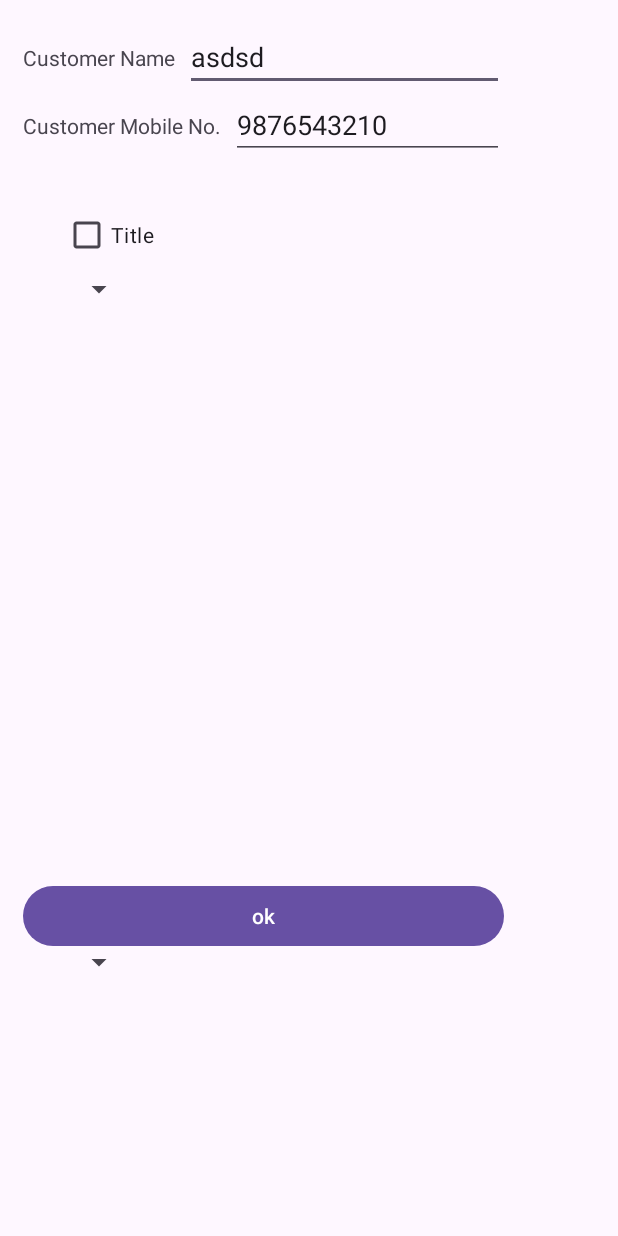
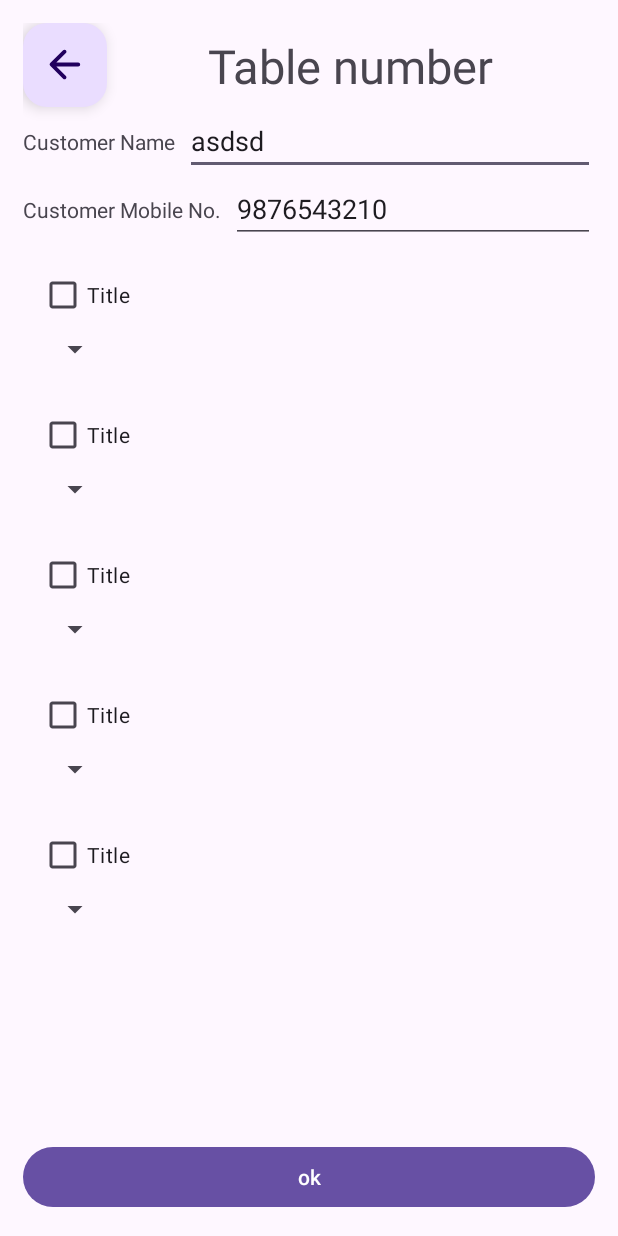
Before and after one commit to 63Ashfaque/Cafe, an Android app: the layout activity_waiter.xml on its own in the app's theme, with its tools: preview values and no code run, on a phone screen of 412 x 824 dp. Run offline under Robolectric (Android 15) with nearby library versions, the phone set to English and light mode, and no system bars.

Commit message:
16-11-2023

```diff
--- a/app/src/main/AndroidManifest.xml
+++ b/app/src/main/AndroidManifest.xml
@@ -12,6 +12,9 @@
         android:supportsRtl="true"
         android:theme="@style/Theme.Cafe"
         tools:targetApi="31">
+        <activity
+            android:name=".WaiterActivity"
+            android:exported="false" />
         <activity
             android:name=".MenuSettingActivity"
             android:exported="false" />
--- a/app/src/main/java/com/ashfaque/cafe/adapter/ItemOrderTableAdapter.java
+++ b/app/src/main/java/com/ashfaque/cafe/adapter/ItemOrderTableAdapter.java
@@ -49,7 +49,7 @@ public class ItemOrderTableAdapter extends RecyclerView.Adapter<ItemOrderTableAd
 	@SuppressLint("SetTextI18n")
 	@Override
 	public void onBindViewHolder(@NonNull ViewHolder holder, int position) {
-		OrderModelClass tableItem = tableList.get(position);
+	//	OrderModelClass tableItem = tableList.get(position);
 	//	holder.checkbox.setText("" + tableItem.getOrderId());
 //		holder.editMenuDesc.setText("" + tableItem.getMenuDesc());
 //		holder.editMenuRate.setText("" + tableItem.getMenuRate());
--- a/app/src/main/java/com/ashfaque/cafe/sqlite/DatabaseHelper.java
+++ b/app/src/main/java/com/ashfaque/cafe/sqlite/DatabaseHelper.java
@@ -38,6 +38,7 @@ public class DatabaseHelper extends SQLiteOpenHelper {
 	public static final String COLUMN_CUSTOMER_NAME = "name";
 	public static final String COLUMN_CUSTOMER_MOBILE = "mobile";
 	public static final String COLUMN_CUSTOMER_PAID_AMOUNT = "paid_amount";
+	private static final String COLUMN_CUSTOMER_DATE = "date";
 
 
 
@@ -82,7 +83,8 @@ public class DatabaseHelper extends SQLiteOpenHelper {
 				+ COLUMN_CUSTOMER_ID + " INTEGER PRIMARY KEY AUTOINCREMENT, "
 				+ COLUMN_CUSTOMER_NAME + " TEXT, "
 				+ COLUMN_CUSTOMER_MOBILE + " TEXT, "
-				+ COLUMN_CUSTOMER_PAID_AMOUNT + " REAL)";
+				+ COLUMN_CUSTOMER_PAID_AMOUNT + " REAL,"
+				+ COLUMN_CUSTOMER_DATE + " TEXT)";
 		db.execSQL(createCustomerTable);
 
 		// Create TABLE_T_NUMBER table
@@ -173,7 +175,7 @@ public class DatabaseHelper extends SQLiteOpenHelper {
 		List<OrderModelClass> tableNumbers = new ArrayList<>();
 
 		SQLiteDatabase db = this.getReadableDatabase();
-		Cursor cursor = db.query(TABLE_MENU, null, null, null, null, null, null);
+		Cursor cursor = db.query(TABLE_ORDER, null, null, null, null, null, null);
 
 		if (cursor != null && cursor.moveToFirst()) {
 			do {
--- /dev/null
+++ b/app/src/main/res/drawable/round_arrow_back_48.xml
@@ -0,0 +1,5 @@
+<vector android:autoMirrored="true" android:height="48dp"
+    android:tint="#000000" android:viewportHeight="24"
+    android:viewportWidth="24" android:width="48dp" xmlns:android="http://schemas.android.com/apk/res/android">
+    <path android:fillColor="@android:color/white" android:pathData="M19,11H7.83l4.88,-4.88c0.39,-0.39 0.39,-1.03 0,-1.42 -0.39,-0.39 -1.02,-0.39 -1.41,0l-6.59,6.59c-0.39,0.39 -0.39,1.02 0,1.41l6.59,6.59c0.39,0.39 1.02,0.39 1.41,0 0.39,-0.39 0.39,-1.02 0,-1.41L7.83,13H19c0.55,0 1,-0.45 1,-1s-0.45,-1 -1,-1z"/>
+</vector>
--- a/app/src/main/res/layout/dialog_order_item.xml
+++ b/app/src/main/res/layout/activity_waiter.xml
@@ -2,9 +2,27 @@
 <androidx.constraintlayout.widget.ConstraintLayout xmlns:android="http://schemas.android.com/apk/res/android"
     xmlns:app="http://schemas.android.com/apk/res-auto"
     xmlns:tools="http://schemas.android.com/tools"
-    android:layout_width="@dimen/_270sdp"
-    android:layout_height="@dimen/_500sdp"
+    android:layout_width="match_parent"
+    android:layout_height="match_parent"
     android:padding="@dimen/_12sdp">
+
+    <com.google.android.material.floatingactionbutton.FloatingActionButton
+        android:id="@+id/fabBack"
+        style="@style/fabStyle"
+        app:layout_constraintStart_toStartOf="parent"
+        app:layout_constraintTop_toTopOf="parent" />
+
+    <TextView
+        android:id="@+id/tvActivityHeading"
+        android:layout_width="wrap_content"
+        android:layout_height="wrap_content"
+        android:text="Table number"
+        android:textSize="@dimen/_24sdp"
+        app:layout_constraintBottom_toBottomOf="@+id/fabBack"
+        app:layout_constraintEnd_toEndOf="parent"
+        app:layout_constraintStart_toEndOf="@+id/fabBack"
+        app:layout_constraintTop_toTopOf="@+id/fabBack" />
+
     <TextView
         android:id="@+id/tvCName"
         android:layout_width="wrap_content"
@@ -20,8 +38,8 @@
         android:layout_height="wrap_content"
         app:layout_constraintEnd_toEndOf="parent"
         app:layout_constraintStart_toEndOf="@+id/tvCName"
-        app:layout_constraintTop_toTopOf="parent"
-        tools:text="asdsd"/>
+        app:layout_constraintTop_toBottomOf="@+id/fabBack"
+        tools:text="asdsd" />
 
     <TextView
         android:id="@+id/tvCMobile"
@@ -35,10 +53,10 @@
     <EditText
         android:id="@+id/edCMobile"
         android:layout_width="0dp"
+        android:layout_height="wrap_content"
         android:digits="0123456789"
         android:inputType="number"
         android:maxLength="10"
-        android:layout_height="wrap_content"
         app:layout_constraintEnd_toEndOf="parent"
         app:layout_constraintStart_toEndOf="@+id/tvCMobile"
         app:layout_constraintTop_toBottomOf="@+id/edCName"
@@ -48,19 +66,17 @@
         android:id="@+id/recyclerViewItemOrder"
         android:layout_width="match_parent"
         android:layout_height="0dp"
-        android:padding="16dp"
         app:layoutManager="androidx.recyclerview.widget.LinearLayoutManager"
-        app:layout_constraintBottom_toTopOf="@+id/dialogButtonOK"
+        app:layout_constraintBottom_toTopOf="@+id/btnOk"
         app:layout_constraintEnd_toEndOf="parent"
         app:layout_constraintStart_toStartOf="parent"
         app:layout_constraintTop_toBottomOf="@+id/edCMobile"
-        app:spanCount="2"
         tools:itemCount="5"
         tools:listitem="@layout/item_list_order_table" />
 
 
     <Button
-        android:id="@+id/dialogButtonOK"
+        android:id="@+id/btnOk"
         android:layout_width="match_parent"
         android:layout_height="wrap_content"
         android:text="ok"
--- a/app/src/main/res/layout/item_list_order_table.xml
+++ b/app/src/main/res/layout/item_list_order_table.xml
@@ -2,7 +2,7 @@
 <androidx.constraintlayout.widget.ConstraintLayout xmlns:android="http://schemas.android.com/apk/res/android"
     xmlns:app="http://schemas.android.com/apk/res-auto"
     android:layout_width="match_parent"
-    android:layout_height="match_parent"
+    android:layout_height="wrap_content"
     xmlns:tools="http://schemas.android.com/tools"
     android:padding="@dimen/_8sdp">
 
--- a/app/src/main/res/values/styles.xml
+++ b/app/src/main/res/values/styles.xml
@@ -15,4 +15,11 @@
         <item name="android:layout_height">@dimen/_1sdp</item>
         <item name="android:background">@color/red</item>
     </style>
+
+    <style name="fabStyle">
+        <item name="android:layout_width">wrap_content</item>
+        <item name="android:layout_height">wrap_content</item>
+        <item name="srcCompat">@drawable/round_arrow_back_48</item>
+        <item name="maxImageSize">@dimen/_24sdp</item>
+    </style>
 </resources>
```
Also changed, not shown: app/src/main/java/com/ashfaque/cafe/WaiterActivity.java (added, +25 -0 lines), app/src/main/java/com/ashfaque/cafe/adapter/OrderTableAdapter.java (+9 -24 lines).
